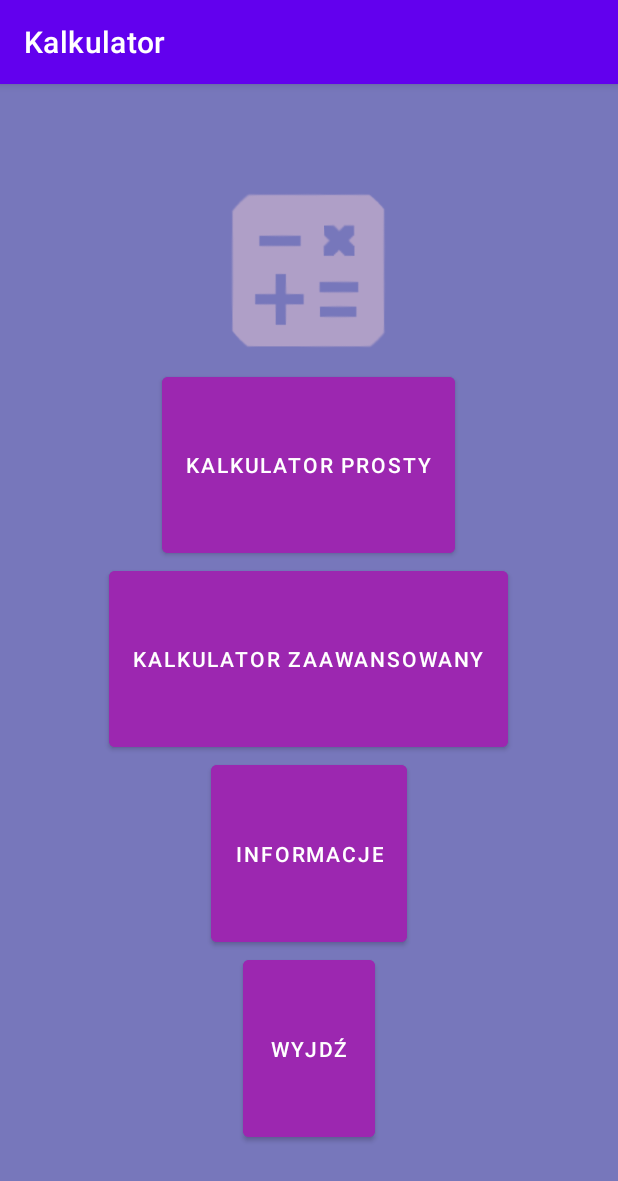
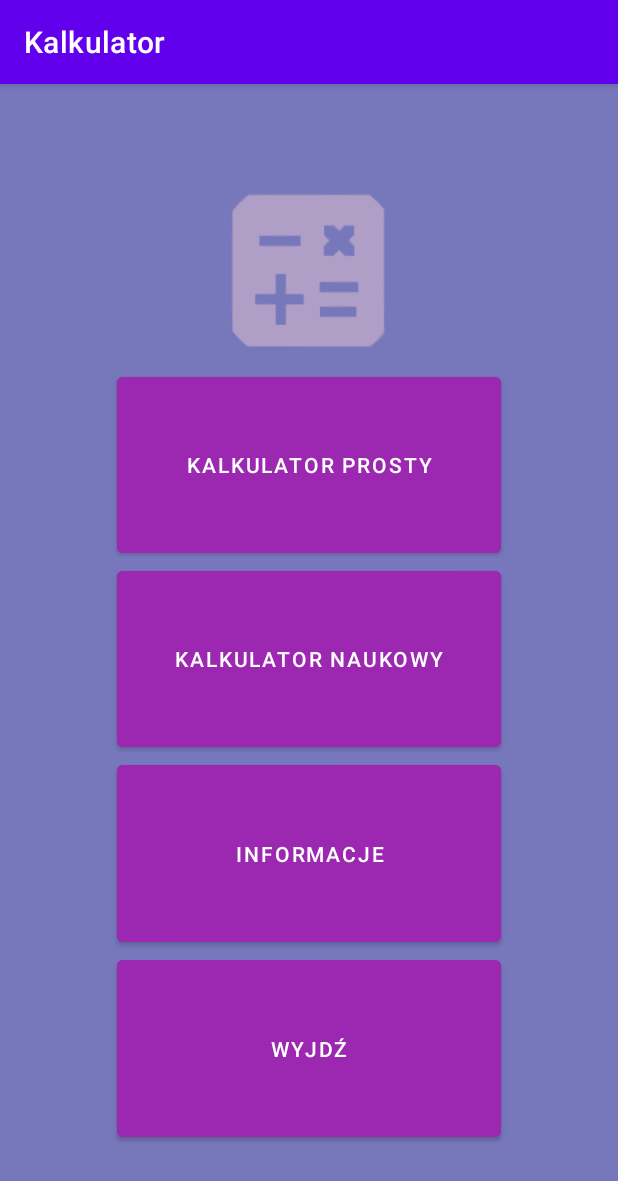
Before and after one commit to KZielinskii/Kalkulator, an Android app: the screen it shows after launch (MainActivity), on a phone screen of 412 x 824 dp. Shown: the top 1181 px of the screen. Run offline under Robolectric (Android 15) with nearby library versions, the phone set to English and light mode, and no system bars.

Commit message:
cosmetic improvements

```diff
--- a/app/src/main/res/layout/activity_main.xml
+++ b/app/src/main/res/layout/activity_main.xml
@@ -26,26 +26,26 @@
 
         <Button
             android:id="@+id/button"
-            android:layout_width="wrap_content"
+            android:layout_width="256dp"
             android:layout_height="10dp"
             android:layout_weight="0.25"
             android:gravity="center"
             android:backgroundTint="#9C27B0"
-            android:text="@string/calc_1" />
+            android:text="@string/calc_simple" />
 
         <Button
             android:id="@+id/button2"
-            android:layout_width="wrap_content"
+            android:layout_width="256dp"
             android:layout_height="10dp"
             android:layout_weight="0.25"
             android:gravity="center"
             android:backgroundTint="#9C27B0"
-            android:text="@string/calc_2" />
+            android:text="@string/calc_sci" />
 
 
         <Button
             android:id="@+id/button3"
-            android:layout_width="wrap_content"
+            android:layout_width="256dp"
             android:layout_height="10dp"
             android:layout_weight="0.25"
             android:gravity="center"
@@ -54,7 +54,7 @@
 
         <Button
             android:id="@+id/button4"
-            android:layout_width="wrap_content"
+            android:layout_width="256dp"
             android:layout_height="10dp"
             android:layout_weight="0.25"
             android:gravity="center"
--- a/app/src/main/res/values/strings.xml
+++ b/app/src/main/res/values/strings.xml
@@ -1,7 +1,7 @@
 <resources>
     <string name="app_name">Kalkulator</string>
-    <string name="calc_1">Kalkulator prosty</string>
-    <string name="calc_2">Kalkulator zaawansowany</string>
+    <string name="calc_simple">Kalkulator prosty</string>
+    <string name="calc_sci">Kalkulator naukowy</string>
     <string name="info">Informacje</string>
     <string name="exit">Wyjdź</string>
     <string name="result_view">0</string>
```
